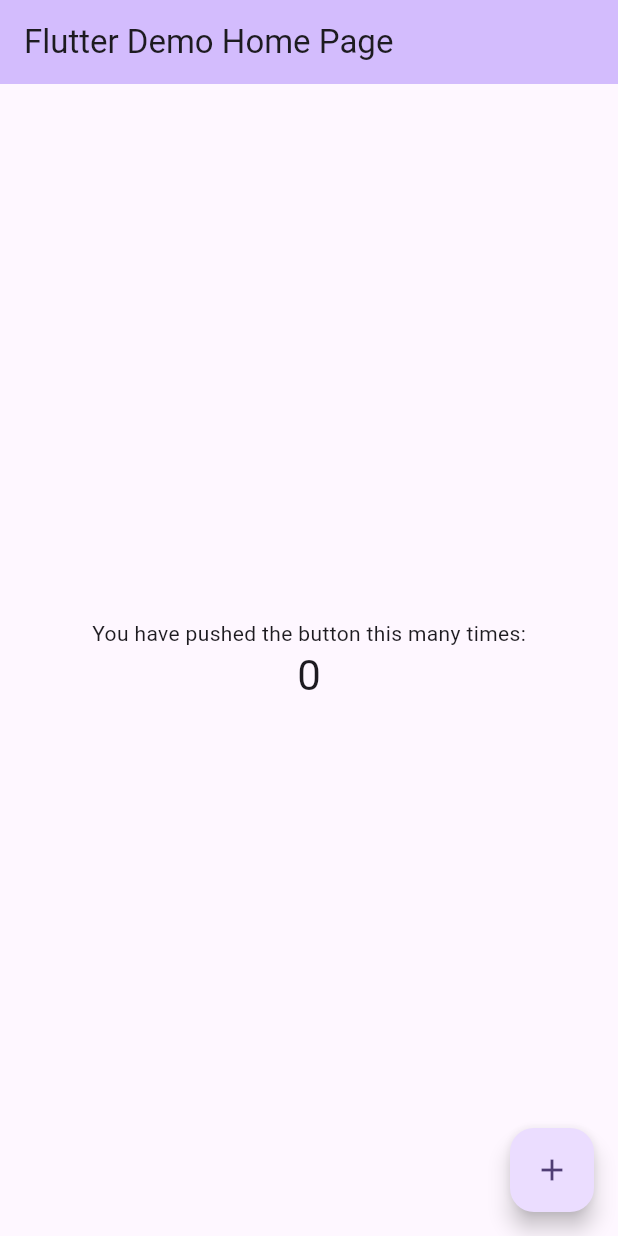
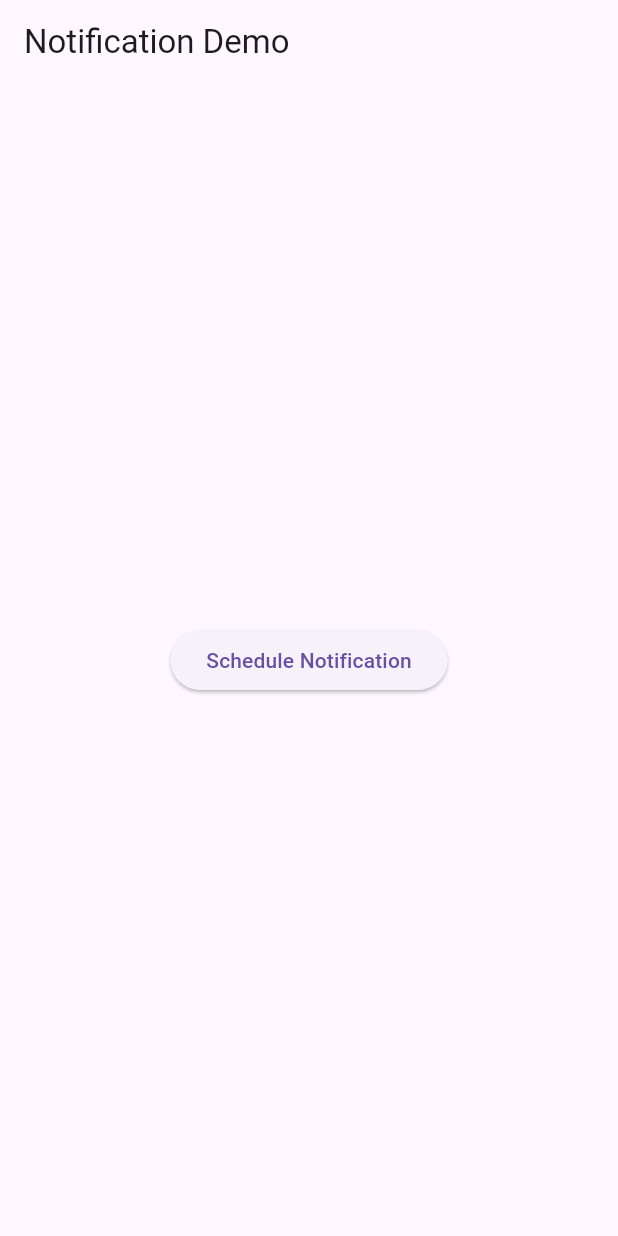
Before and after one commit to Thanasis-Traitsis/flutter_notifications, a Flutter app: the screen it shows after launch, on a phone screen of 412 x 824 dp. Run offline on Flutter 3.47's test engine with Material 3 defaults, Android fonts, the phone set to English and light mode, and no system bars; our stand-ins replace flutter_local_notifications, flutter_timezone, timezone.

Commit message:
complete code

```diff
--- /dev/null
+++ b/lib/domain/enums/app_notification_channel.dart
@@ -0,0 +1,22 @@
+import 'package:flutter_local_notifications/flutter_local_notifications.dart';
+
+enum AppNotificationChannel {
+  reminders(
+    id: 'reminders',
+    name: 'Reminders',
+    description: 'Scheduled reminders from the app.',
+    importance: Importance.high,
+  );
+
+  const AppNotificationChannel({
+    required this.id,
+    required this.name,
+    required this.description,
+    required this.importance,
+  });
+
+  final String id;
+  final String name;
+  final String description;
+  final Importance importance;
+}
--- a/lib/main.dart
+++ b/lib/main.dart
@@ -1,122 +1,123 @@
 import 'package:flutter/material.dart';
+import 'package:flutter_notifications/core/services/notification_service.dart';
+import 'package:flutter_notifications/domain/enums/app_notification_channel.dart';
 
-void main() {
-  runApp(const MyApp());
+final GlobalKey<NavigatorState> _navigatorKey = GlobalKey<NavigatorState>();
+
+final NotificationService _notificationService = NotificationService();
+
+void main() async {
+  WidgetsFlutterBinding.ensureInitialized();
+  await _notificationService.init();
+
+  _notificationService.onTap.listen((payload) {
+    _navigatorKey.currentState?.push(
+      MaterialPageRoute(
+        builder: (_) => NotificationDetailScreen(payload: payload),
+      ),
+    );
+  });
+
+  runApp(const MainApp());
 }
 
-class MyApp extends StatelessWidget {
-  const MyApp({super.key});
+class MainApp extends StatelessWidget {
+  const MainApp({super.key});
 
-  // This widget is the root of your application.
   @override
   Widget build(BuildContext context) {
     return MaterialApp(
-      title: 'Flutter Demo',
-      theme: ThemeData(
-        // This is the theme of your application.
-        //
-        // TRY THIS: Try running your application with "flutter run". You'll see
-        // the application has a purple toolbar. Then, without quitting the app,
-        // try changing the seedColor in the colorScheme below to Colors.green
-        // and then invoke "hot reload" (save your changes or press the "hot
-        // reload" button in a Flutter-supported IDE, or press "r" if you used
-        // the command line to start the app).
-        //
-        // Notice that the counter didn't reset back to zero; the application
-        // state is not lost during the reload. To reset the state, use hot
-        // restart instead.
-        //
-        // This works for code too, not just values: Most code changes can be
-        // tested with just a hot reload.
-        colorScheme: .fromSeed(seedColor: Colors.deepPurple),
-      ),
-      home: const MyHomePage(title: 'Flutter Demo Home Page'),
+      debugShowCheckedModeBanner: false,
+      navigatorKey: _navigatorKey,
+      home: HomePage(notificationService: _notificationService),
     );
   }
 }
 
-class MyHomePage extends StatefulWidget {
-  const MyHomePage({super.key, required this.title});
+// ── Home Page ──────────────────────────────────────────────────────────────
 
-  // This widget is the home page of your application. It is stateful, meaning
-  // that it has a State object (defined below) that contains fields that affect
-  // how it looks.
+class HomePage extends StatelessWidget {
+  const HomePage({super.key, required this.notificationService});
 
-  // This class is the configuration for the state. It holds the values (in this
-  // case the title) provided by the parent (in this case the App widget) and
-  // used by the build method of the State. Fields in a Widget subclass are
-  // always marked "final".
+  final NotificationService notificationService;
 
-  final String title;
+  Future<void> _scheduleNotification(BuildContext context) async {
+    final granted = await notificationService.requestPermissions();
 
-  @override
-  State<MyHomePage> createState() => _MyHomePageState();
-}
+    if (!granted) {
+      if (!context.mounted) return;
+      ScaffoldMessenger.of(context).showSnackBar(
+        const SnackBar(
+          content: Text(
+            'Notification permission denied. Enable it in Settings.',
+          ),
+        ),
+      );
+      return;
+    }
 
-class _MyHomePageState extends State<MyHomePage> {
-  int _counter = 0;
+    await notificationService.scheduleReminder(
+      id: 1,
+      fireAt: DateTime.now().add(const Duration(seconds: 10)),
+      title: 'Hello from Flutter! 👋',
+      body: 'Your notification is working perfectly.',
+      channel: AppNotificationChannel.reminders,
+      payload: 'notification_tapped',
+    );
 
-  void _incrementCounter() {
-    setState(() {
-      // This call to setState tells the Flutter framework that something has
-      // changed in this State, which causes it to rerun the build method below
-      // so that the display can reflect the updated values. If we changed
-      // _counter without calling setState(), then the build method would not be
-      // called again, and so nothing would appear to happen.
-      _counter++;
-    });
+    if (!context.mounted) return;
+    ScaffoldMessenger.of(context).showSnackBar(
+      const SnackBar(
+        content: Text('Notification scheduled — check back in 10 seconds!'),
+      ),
+    );
   }
 
   @override
   Widget build(BuildContext context) {
-    // This method is rerun every time setState is called, for instance as done
-    // by the _incrementCounter method above.
-    //
-    // The Flutter framework has been optimized to make rerunning build methods
-    // fast, so that you can just rebuild anything that needs updating rather
-    // than having to individually change instances of widgets.
     return Scaffold(
-      appBar: AppBar(
-        // TRY THIS: Try changing the color here to a specific color (to
-        // Colors.amber, perhaps?) and trigger a hot reload to see the AppBar
-        // change color while the other colors stay the same.
-        backgroundColor: Theme.of(context).colorScheme.inversePrimary,
-        // Here we take the value from the MyHomePage object that was created by
-        // the App.build method, and use it to set our appbar title.
-        title: Text(widget.title),
-      ),
+      appBar: AppBar(title: const Text('Notification Demo')),
       body: Center(
-        // Center is a layout widget. It takes a single child and positions it
-        // in the middle of the parent.
-        child: Column(
-          // Column is also a layout widget. It takes a list of children and
-          // arranges them vertically. By default, it sizes itself to fit its
-          // children horizontally, and tries to be as tall as its parent.
-          //
-          // Column has various properties to control how it sizes itself and
-          // how it positions its children. Here we use mainAxisAlignment to
-          // center the children vertically; the main axis here is the vertical
-          // axis because Columns are vertical (the cross axis would be
-          // horizontal).
-          //
-          // TRY THIS: Invoke "debug painting" (choose the "Toggle Debug Paint"
-          // action in the IDE, or press "p" in the console), to see the
-          // wireframe for each widget.
-          mainAxisAlignment: .center,
-          children: [
-            const Text('You have pushed the button this many times:'),
-            Text(
-              '$_counter',
-              style: Theme.of(context).textTheme.headlineMedium,
-            ),
-          ],
+        child: ElevatedButton(
+          onPressed: () => _scheduleNotification(context),
+          child: const Text('Schedule Notification'),
         ),
-      ),
-      floatingActionButton: FloatingActionButton(
-        onPressed: _incrementCounter,
-        tooltip: 'Increment',
-        child: const Icon(Icons.add),
       ),
     );
   }
 }
+
+// ── Notification Detail Screen ─────────────────────────────────────────────
+
+class NotificationDetailScreen extends StatelessWidget {
+  const NotificationDetailScreen({super.key, required this.payload});
+
+  final String? payload;
+
+  @override
+  Widget build(BuildContext context) {
+    return Scaffold(
+      appBar: AppBar(title: const Text('Notification Tapped')),
+      body: Center(
+        child: Column(
+          mainAxisAlignment: MainAxisAlignment.center,
+          children: [
+            const Icon(Icons.notifications_active, size: 64),
+            const SizedBox(height: 24),
+            const Text(
+              'You tapped the notification!',
+              style: TextStyle(fontSize: 20, fontWeight: FontWeight.bold),
+            ),
+            if (payload != null) ...[
+              const SizedBox(height: 12),
+              Text(
+                'Payload: $payload',
+                style: const TextStyle(color: Colors.grey),
+              ),
+            ],
+          ],
+        ),
+      ),
+    );
+  }
+}
```
Also changed, not shown: lib/core/services/notification_service.dart (added, +160 -0 lines), pubspec.yaml (+5 -16 lines), pubspec.lock, 12 other files.
